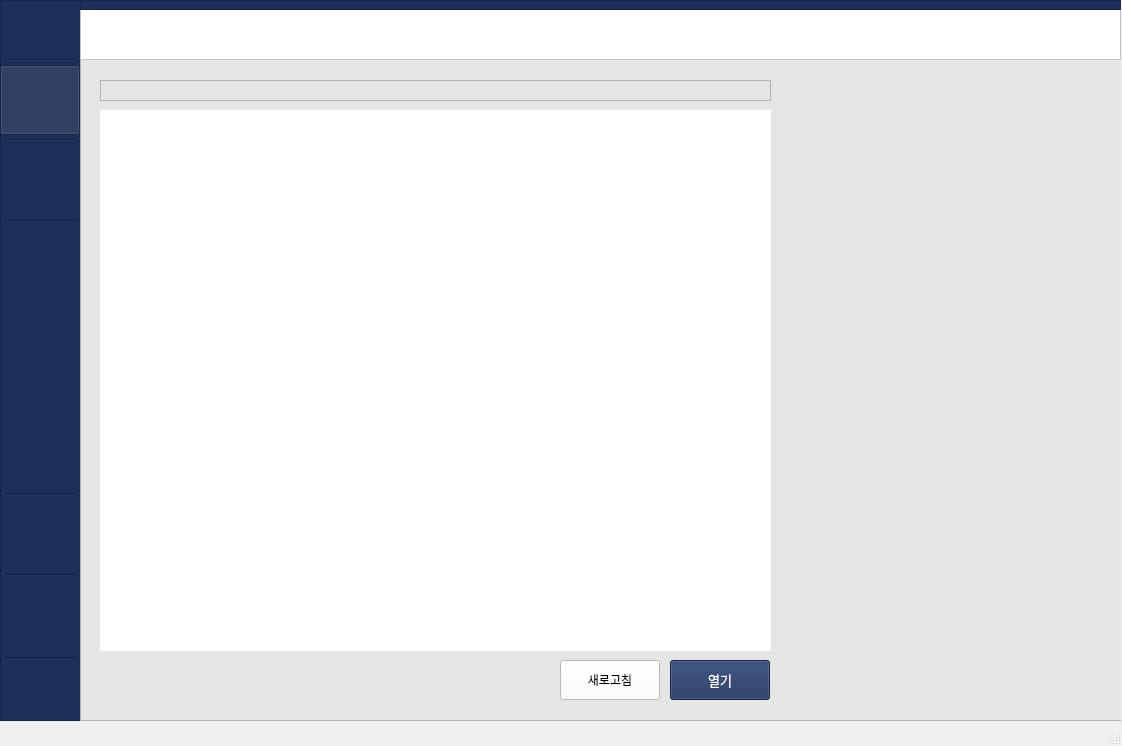
The window that BookTable_ver2_0/main_design.ui (JeongsolKim/DJIVF) describes before a commit, drawn with Qt 5.
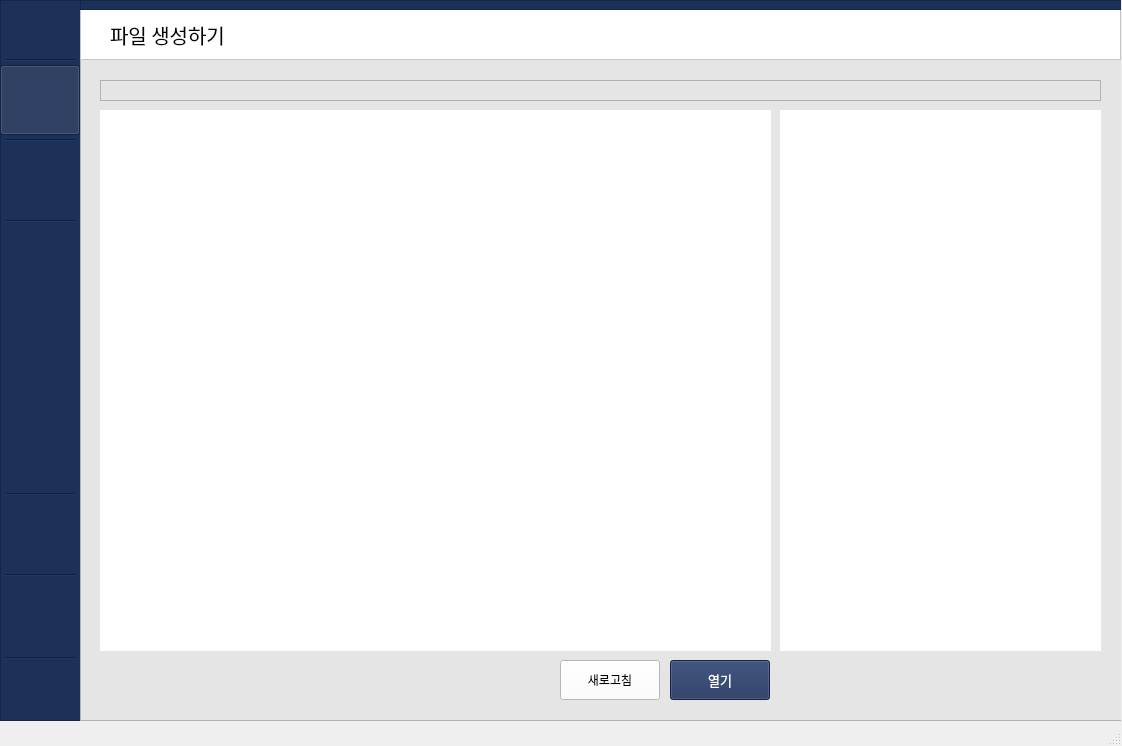
The same window after the commit. The open tabs and pages were chosen to show the change. Icons and pictures are not drawn.

Commit message: enable drag&drop to plainTextEdit Widget

Diff of the .ui file:
```diff
--- a/BookTable_ver2_0/main_design.ui
+++ b/BookTable_ver2_0/main_design.ui
@@ -1677,6 +1677,25 @@
        <property name="frameShadow">
         <enum>QFrame::Raised</enum>
        </property>
+       <widget class="QLabel" name="label_18">
+        <property name="geometry">
+         <rect>
+          <x>30</x>
+          <y>19</y>
+          <width>161</width>
+          <height>31</height>
+         </rect>
+        </property>
+        <property name="font">
+         <font>
+          <family>맑은 고딕 Semilight</family>
+          <pointsize>15</pointsize>
+         </font>
+        </property>
+        <property name="text">
+         <string>파일 생성하기</string>
+        </property>
+       </widget>
       </widget>
       <widget class="QFrame" name="color_frame_10">
        <property name="geometry">
@@ -1763,7 +1782,7 @@
         <rect>
          <x>20</x>
          <y>80</y>
-         <width>671</width>
+         <width>1001</width>
          <height>21</height>
         </rect>
        </property>
@@ -1771,6 +1790,22 @@
         <enum>Qt::ScrollBarAlwaysOff</enum>
        </property>
       </widget>
+      <widget class="QPlainTextEdit" name="newfile_dragdrop">
+       <property name="geometry">
+        <rect>
+         <x>700</x>
+         <y>110</y>
+         <width>321</width>
+         <height>541</height>
+        </rect>
+       </property>
+       <property name="styleSheet">
+        <string notr="true">background-color:rgb(255,255,255);</string>
+       </property>
+       <property name="frameShape">
+        <enum>QFrame::NoFrame</enum>
+       </property>
+      </widget>
      </widget>
     </widget>
     <widget class="QWidget" name="openfile_page">
```
Left out of the diff: 19 changed lines with no effect on the pictures. The commit also changes 3 other files.
